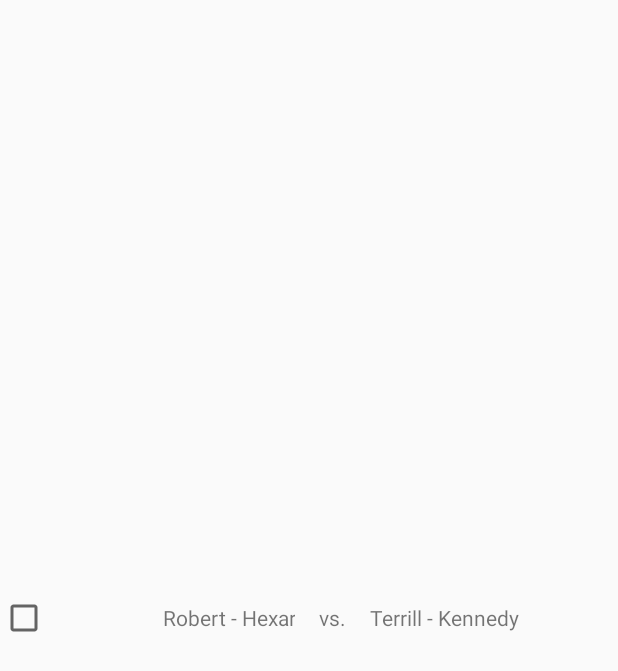
After one commit to robert-wallis/foose-here, an Android app: the layout match_item.xml on its own in the app's theme, with its tools: preview values and no code run, on a phone screen of 412 x 824 dp. The commit adds this screen. Shown: the top 671 px of the screen. Run offline under Robolectric (Android 15) with nearby library versions, the phone set to English and light mode, and no system bars.

Commit message:
Now listing and saving matches from copypasta.

```diff
--- a/app/build.gradle
+++ b/app/build.gradle
@@ -20,7 +20,10 @@ android {
 }
 
 dependencies {
-    compile fileTree(dir: 'libs', include: ['*.jar'])
+    compile fileTree(include: ['*.jar'], dir: 'libs')
     testCompile 'junit:junit:4.12'
     compile 'com.android.support:appcompat-v7:23.1.1'
+    compile 'com.android.support:design:23.1.1'
+    compile 'com.android.support:recyclerview-v7:23.1.1'
+    compile 'com.google.code.gson:gson:2.5'
 }
--- a/app/src/main/java/com/smilingrob/foosehere/data/TextToMatch.java
+++ b/app/src/main/java/com/smilingrob/foosehere/data/TextToMatch.java
@@ -2,10 +2,10 @@ package com.smilingrob.foosehere.data;
 
 import com.smilingrob.foosehere.match.Match;
 import com.smilingrob.foosehere.match.Player;
+import com.smilingrob.foosehere.match.Round;
 
 import java.util.ArrayList;
 import java.util.HashMap;
-import java.util.List;
 import java.util.Map;
 
 /**
@@ -19,7 +19,7 @@ public class TextToMatch {
      * @param roundText match list copy pasted from Hexar.
      * @return list of matches.
      */
-    public static List<Match> parseRoundText(String roundText) {
+    public static Round parseRoundText(String roundText) {
 
         if (roundText == null || roundText.length() == 0) {
             return null;
@@ -64,7 +64,7 @@ public class TextToMatch {
             matchList.add(match);
         }
 
-        return matchList;
+        return new Round(matchList);
     }
 
 }
--- a/app/src/main/java/com/smilingrob/foosehere/match/Player.java
+++ b/app/src/main/java/com/smilingrob/foosehere/match/Player.java
@@ -17,11 +17,11 @@ public class Player {
         this.name = name;
     }
 
-    public String getmName() {
+    public String getName() {
         return name;
     }
 
-    public void setmName(String mName) {
+    public void setName(String mName) {
         this.name = mName;
     }
 
--- /dev/null
+++ b/app/src/main/res/layout/match_item.xml
@@ -0,0 +1,42 @@
+<?xml version="1.0" encoding="utf-8"?>
+<LinearLayout xmlns:android="http://schemas.android.com/apk/res/android"
+              xmlns:tools="http://schemas.android.com/tools"
+              android:layout_width="match_parent"
+              android:layout_height="match_parent"
+              android:orientation="horizontal">
+
+    <CheckBox
+        android:id="@+id/match_item_check"
+        android:layout_width="wrap_content"
+        android:layout_height="wrap_content"
+        android:layout_gravity="center_vertical"
+        />
+
+    <TextView
+        android:id="@+id/match_item_team_one"
+        android:layout_width="0dp"
+        android:layout_height="wrap_content"
+        android:layout_gravity="center_vertical"
+        android:layout_weight="1"
+        android:gravity="end"
+        tools:text="Robert - Hexar"
+        />
+
+    <TextView
+        android:layout_width="wrap_content"
+        android:layout_height="wrap_content"
+        android:layout_gravity="center_vertical"
+        android:layout_marginEnd="@dimen/activity_horizontal_margin"
+        android:layout_marginStart="@dimen/activity_horizontal_margin"
+        android:text="@string/match_item_vs"
+        />
+
+    <TextView
+        android:id="@+id/match_item_team_two"
+        android:layout_width="0dp"
+        android:layout_height="wrap_content"
+        android:layout_gravity="center_vertical"
+        android:layout_weight="1"
+        tools:text="Terrill - Kennedy"
+        />
+</LinearLayout>
--- a/app/src/main/res/values/strings.xml
+++ b/app/src/main/res/values/strings.xml
@@ -1,3 +1,8 @@
 <resources>
-    <string name="app_name">FooseHere</string>
+    <string name="app_name">Foose Here</string>
+
+    <string name="activity_main_edit_round">Edit Round</string>
+
+    <string name="match_item_vs">vs.</string>
+
 </resources>
```
Also changed, not shown: app/src/main/java/com/smilingrob/foosehere/MainActivity.java (+115 -0 lines), app/src/main/java/com/smilingrob/foosehere/data/SaveFile.java (added, +64 -0 lines), app/src/main/java/com/smilingrob/foosehere/match/Match.java (+51 -0 lines), app/src/main/java/com/smilingrob/foosehere/match/Round.java (added, +22 -0 lines), app/src/main/java/com/smilingrob/foosehere/ui/MatchListRecyclerAdapter.java (added, +55 -0 lines), app/src/main/java/com/smilingrob/foosehere/ui/MatchViewHolder.java (added, +60 -0 lines), app/src/main/res/layout/activity_main.xml (+20 -9 lines), 3 other files.
